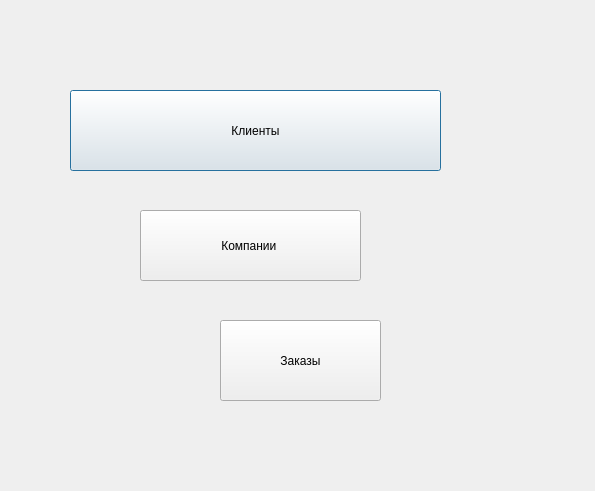
This is course2/admin.ui in Sushakkk/Course-work-DB as Qt 5 draws it before an edit. The edited form follows.
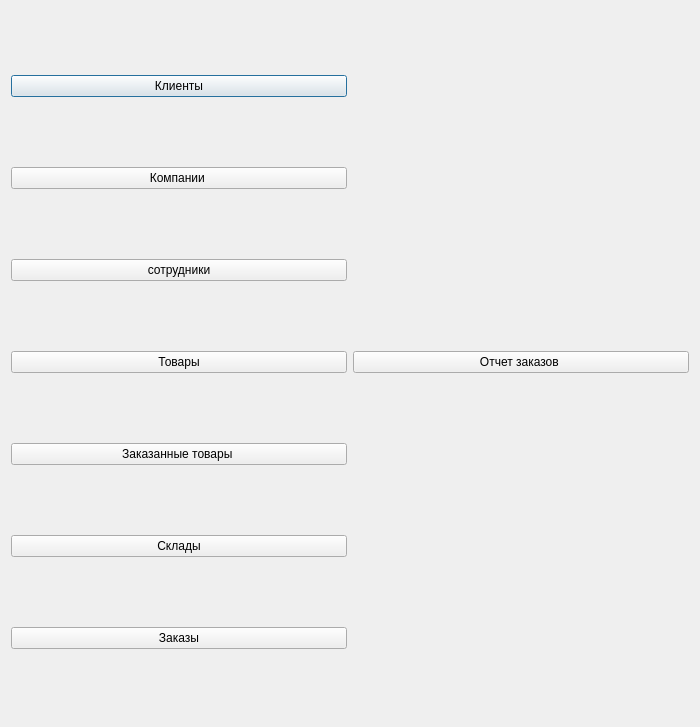
This is the edited form.

Commit message: работает для заказов но для работников нет

The edit to the form file:
```diff
--- a/course2/admin.ui
+++ b/course2/admin.ui
@@ -6,52 +6,71 @@
    <rect>
     <x>0</x>
     <y>0</y>
-    <width>595</width>
-    <height>491</height>
+    <width>700</width>
+    <height>727</height>
    </rect>
   </property>
   <property name="windowTitle">
    <string>Dialog</string>
   </property>
+  <layout class="QGridLayout" name="gridLayout">
+   <item row="0" column="0">
   <widget class="QPushButton" name="btnClient">
-   <property name="geometry">
-    <rect>
-     <x>70</x>
-     <y>90</y>
-     <width>371</width>
-     <height>81</height>
-    </rect>
-   </property>
    <property name="text">
     <string>Клиенты</string>
    </property>
   </widget>
+   </item>
+   <item row="1" column="0">
   <widget class="QPushButton" name="btnCompany">
-   <property name="geometry">
-    <rect>
-     <x>140</x>
-     <y>210</y>
-     <width>221</width>
-     <height>71</height>
-    </rect>
-   </property>
    <property name="text">
     <string>Компании </string>
    </property>
   </widget>
+   </item>
+   <item row="2" column="0">
+    <widget class="QPushButton" name="btnEmp">
+     <property name="text">
+      <string>сотрудники</string>
+     </property>
+    </widget>
+   </item>
+   <item row="3" column="0">
+    <widget class="QPushButton" name="btnProduct">
+     <property name="text">
+      <string>Товары</string>
+     </property>
+    </widget>
+   </item>
+   <item row="3" column="1">
+    <widget class="QPushButton" name="btnRep_ord_new">
+     <property name="text">
+      <string>Отчет заказов </string>
+     </property>
+    </widget>
+   </item>
+   <item row="4" column="0">
+    <widget class="QPushButton" name="btnOrder_product">
+     <property name="text">
+      <string>Заказанные товары </string>
+     </property>
+    </widget>
+   </item>
+   <item row="5" column="0">
+    <widget class="QPushButton" name="btnStock">
+     <property name="text">
+      <string>Склады</string>
+     </property>
+    </widget>
+   </item>
+   <item row="6" column="0">
   <widget class="QPushButton" name="btnOrder">
-   <property name="geometry">
-    <rect>
-     <x>220</x>
-     <y>320</y>
-     <width>161</width>
-     <height>81</height>
-    </rect>
-   </property>
    <property name="text">
     <string>Заказы</string>
    </property>
   </widget>
+   </item>
+  </layout>
  </widget>
  <resources/>
  <connections/>
```
Lines whose indentation alone changed are shown as unchanged. The commit also changes 74 other files.
